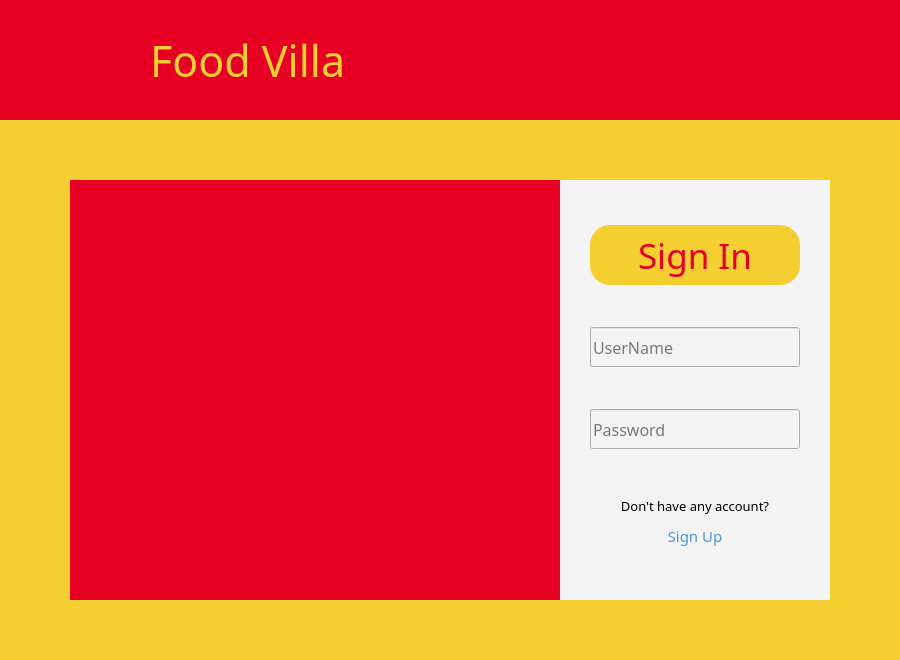
The window that views/main.ui (AbdulRehman7590/DSA_FinalProject) describes before a commit, drawn with Qt 5.
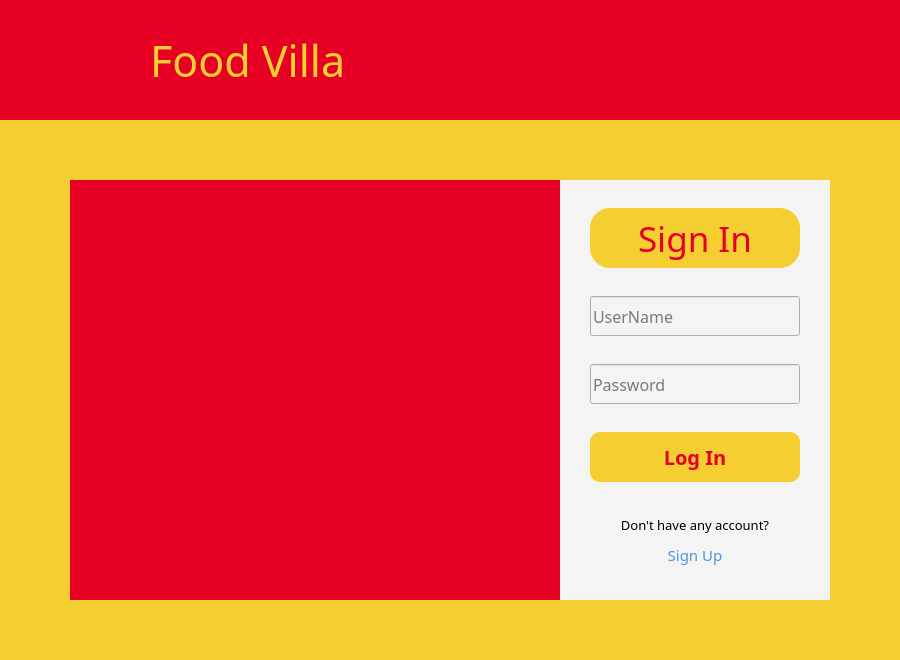
The same window after the commit. The open tabs and pages were chosen to show the change. Icons and pictures are not drawn.

Commit message: page connections

What changed in the file:
```diff
--- a/views/main.ui
+++ b/views/main.ui
@@ -288,7 +288,22 @@
                   <height>16777215</height>
                  </size>
                 </property>
-                <layout class="QGridLayout" name="gridLayout_3">
+                <layout class="QGridLayout" name="gridLayout_2">
+                 <property name="leftMargin">
+                  <number>0</number>
+                 </property>
+                 <property name="topMargin">
+                  <number>0</number>
+                 </property>
+                 <property name="rightMargin">
+                  <number>0</number>
+                 </property>
+                 <property name="bottomMargin">
+                  <number>0</number>
+                 </property>
+                 <property name="spacing">
+                  <number>0</number>
+                 </property>
                  <item row="0" column="0">
                   <widget class="QLabel" name="login_Lbl">
                    <property name="minimumSize">
@@ -373,6 +388,44 @@
                   </widget>
                  </item>
                  <item row="3" column="0">
+                  <widget class="QPushButton" name="pushButton_2">
+                   <property name="minimumSize">
+                    <size>
+                     <width>170</width>
+                     <height>40</height>
+                    </size>
+                   </property>
+                   <property name="maximumSize">
+                    <size>
+                     <width>210</width>
+                     <height>50</height>
+                    </size>
+                   </property>
+                   <property name="font">
+                    <font>
+                     <family>Rockwell</family>
+                     <pointsize>15</pointsize>
+                     <weight>75</weight>
+                     <bold>true</bold>
+                    </font>
+                   </property>
+                   <property name="styleSheet">
+                    <string notr="true">QPushButton{
+	color: rgba(230, 0, 35, 1);
+	background-color:rgba(245, 206, 50, 1);
+	border-radius:10%;
+}
+QPushButton:hover{
+	background-color: rgba(230, 0, 35, 1);
+	color:rgba(245, 206, 50, 1);
+}	</string>
+                   </property>
+                   <property name="text">
+                    <string>Log In</string>
+                   </property>
+                  </widget>
+                 </item>
+                 <item row="4" column="0">
                   <widget class="QWidget" name="widget_4" native="true">
                    <property name="minimumSize">
                     <size>
```
Left out of the diff: 10 changed lines with no effect on the pictures. The commit also changes 1 other file.
